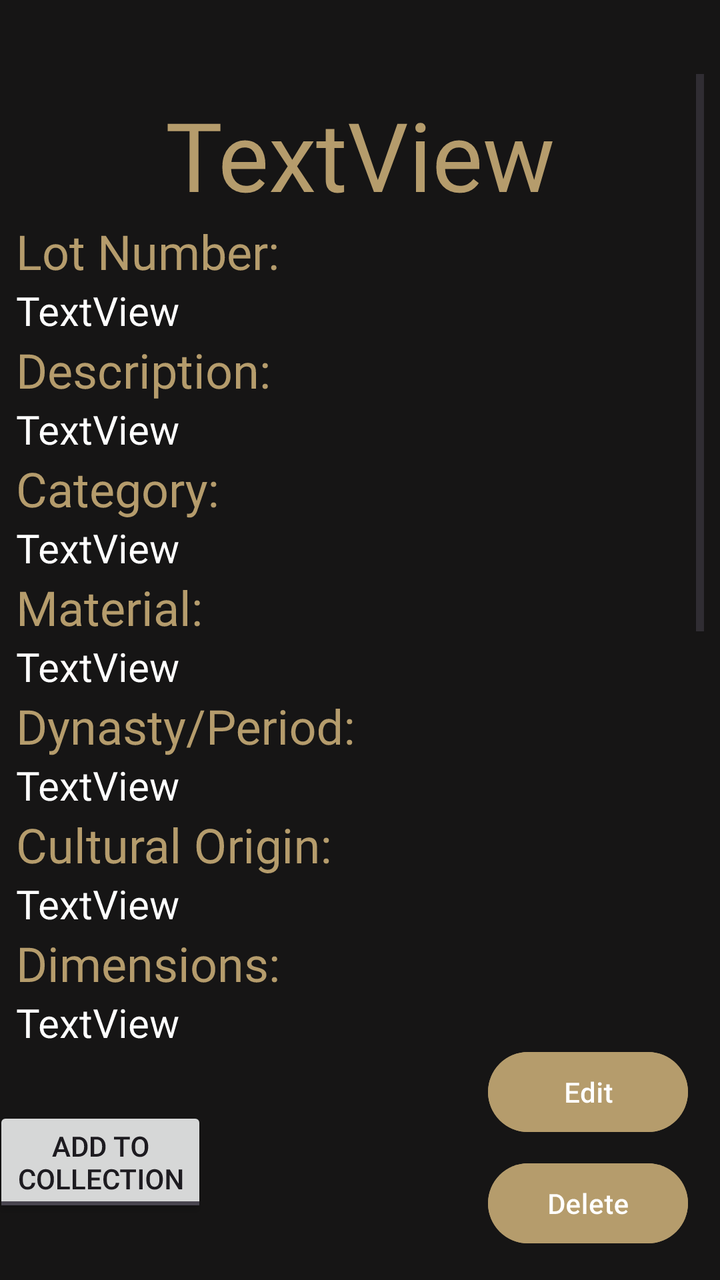
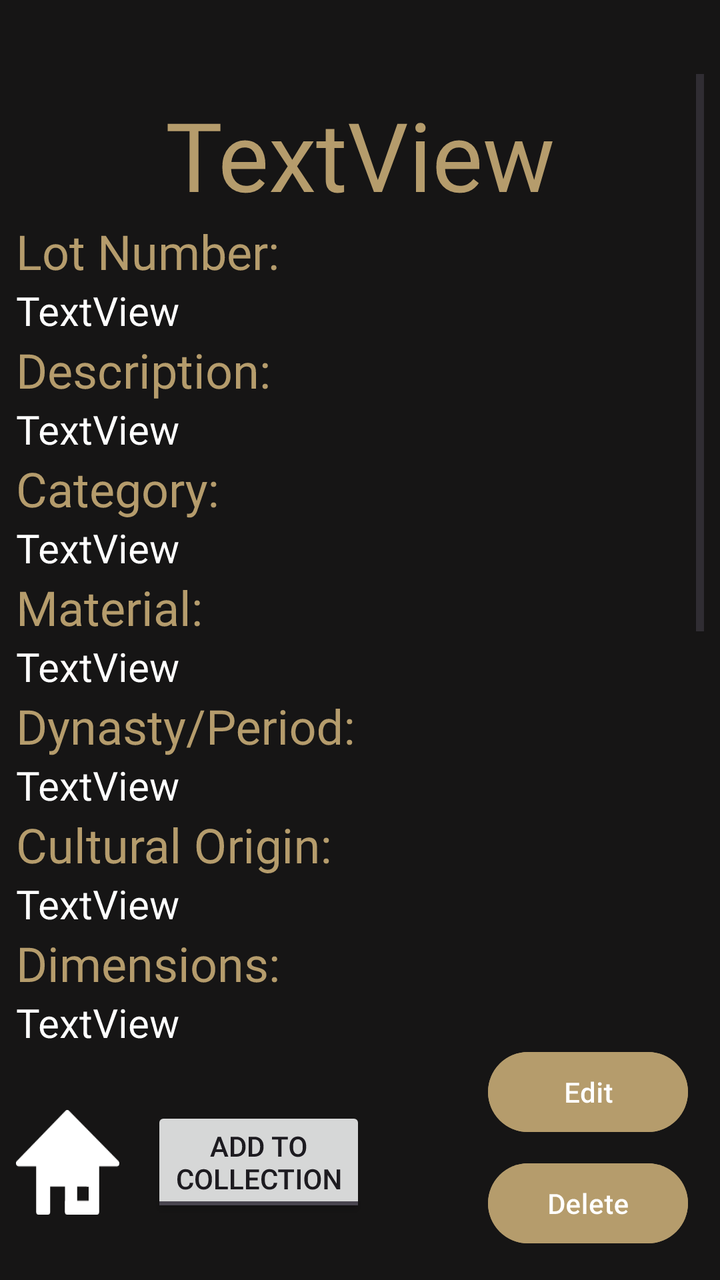

Screens rendered from an Android XML layout before and after an edit, with the pre-edit source and the edit as a unified diff.
<!-- AndroidManifest.xml: application theme Theme.B07DemoSummer2024 -->
<!-- res/layout/fragment_expanded_artifact_view.xml -->
<?xml version="1.0" encoding="utf-8"?>
<androidx.constraintlayout.widget.ConstraintLayout xmlns:android="http://schemas.android.com/apk/res/android"
    xmlns:app="http://schemas.android.com/apk/res-auto"
    xmlns:tools="http://schemas.android.com/tools"
    android:layout_width="match_parent"
    android:layout_height="match_parent"
    android:background="@color/softblack"
    android:rotationX="360"
    android:scaleX="1">

    <Button
        android:id="@+id/button"
        android:layout_width="100dp"
        android:layout_height="48dp"
        android:layout_marginEnd="16dp"
        android:layout_marginBottom="7dp"
        android:backgroundTint="@color/lightgold"
        android:text="Delete"
        android:textColorLink="#9B0808"
        app:layout_constraintBottom_toBottomOf="parent"
        app:layout_constraintEnd_toEndOf="parent"
        app:layout_constraintTop_toBottomOf="@+id/button2" />

    <Button
        android:id="@+id/button2"
        android:layout_width="100dp"
        android:layout_height="48dp"
        android:layout_marginEnd="16dp"
        android:layout_marginBottom="70dp"
        android:backgroundTint="@color/lightgold"
        android:text="Edit"
        android:textColorLink="#A4680F"
        app:layout_constraintBottom_toBottomOf="parent"
        app:layout_constraintEnd_toEndOf="parent" />

    <ScrollView
        android:id="@+id/scrollView3"
        android:layout_width="0dp"
        android:layout_height="0dp"
        android:layout_marginStart="8dp"
        android:layout_marginTop="37dp"
        android:layout_marginEnd="8dp"
        app:layout_constraintBottom_toTopOf="@+id/button2"
        app:layout_constraintEnd_toEndOf="parent"
        app:layout_constraintHorizontal_bias="0.53"
        app:layout_constraintStart_toStartOf="parent"
        app:layout_constraintTop_toTopOf="parent">

        <LinearLayout
            android:id="@+id/linearLayout2"
            android:layout_width="match_parent"
            android:layout_height="wrap_content"
            android:orientation="vertical">

            <ImageView
                android:id="@+id/imageView5"
                android:layout_width="match_parent"
                android:layout_height="wrap_content"
                android:layout_marginTop="8dp"
                android:adjustViewBounds="false" />

            <TextView
                android:id="@+id/name"
                android:layout_width="match_parent"
                android:layout_height="wrap_content"
                android:text="TextView"
                android:textAlignment="center"
                android:textColor="@color/lightgold"
                android:textSize="48sp" />

            <TextView
                android:id="@+id/textView2"
                android:layout_width="match_parent"
                android:layout_height="wrap_content"
                android:text="Lot Number:"
                android:textColor="@color/lightgold"
                android:textSize="24sp" />

            <TextView
                android:id="@+id/Lotnum"
                android:layout_width="match_parent"
                android:layout_height="wrap_content"
                android:text="TextView"
                android:textColor="@color/white"
                android:textSize="20sp" />

            <TextView
                android:id="@+id/textView5"
                android:layout_width="match_parent"
                android:layout_height="wrap_content"
                android:text="Description:"
                android:textColor="@color/lightgold"
                android:textSize="24sp" />

            <TextView
                android:id="@+id/description"
                android:layout_width="match_parent"
                android:layout_height="wrap_content"
                android:text="TextView"
                android:textColor="@color/white"
                android:textSize="20sp" />

            <TextView
                android:id="@+id/textView6"
                android:layout_width="match_parent"
                android:layout_height="wrap_content"
                android:text="Category:"
                android:textColor="@color/lightgold"
                android:textSize="24sp" />

            <TextView
                android:id="@+id/category"
                android:layout_width="match_parent"
                android:layout_height="wrap_content"
                android:text="TextView"
                android:textColor="@color/white"
                android:textSize="20sp" />

            <TextView
                android:id="@+id/textView7"
                android:layout_width="match_parent"
                android:layout_height="wrap_content"
                android:text="Material:"
                android:textColor="@color/lightgold"
                android:textSize="24sp" />

            <TextView
                android:id="@+id/material"
                android:layout_width="match_parent"
                android:layout_height="wrap_content"
                android:text="TextView"
                android:textColor="@color/white"
                android:textSize="20sp" />

            <TextView
                android:id="@+id/textView8"
                android:layout_width="match_parent"
                android:layout_height="wrap_content"
                android:text="Dynasty/Period:"
                android:textColor="@color/lightgold"
                android:textSize="24sp" />

            <TextView
                android:id="@+id/dynastyPeriod"
                android:layout_width="match_parent"
                android:layout_height="wrap_content"
                android:text="TextView"
                android:textColor="@color/white"
                android:textSize="20sp" />

            <TextView
                android:id="@+id/textView9"
                android:layout_width="match_parent"
                android:layout_height="wrap_content"
                android:text="Cultural Origin:"
                android:textColor="@color/lightgold"
                android:textSize="24sp" />

            <TextView
                android:id="@+id/culturalOrigin"
                android:layout_width="match_parent"
                android:layout_height="wrap_content"
                android:text="TextView"
                android:textColor="@color/white"
                android:textSize="20sp" />

            <TextView
                android:id="@+id/textView10"
                android:layout_width="match_parent"
                android:layout_height="wrap_content"
                android:text="Dimensions:"
                android:textColor="@color/lightgold"
                android:textSize="24sp" />

            <TextView
                android:id="@+id/dimensions"
                android:layout_width="match_parent"
                android:layout_height="wrap_content"
                android:text="TextView"
                android:textColor="@color/white"
                android:textSize="20sp" />

            <TextView
                android:id="@+id/textView11"
                android:layout_width="match_parent"
                android:layout_height="wrap_content"
                android:text="Condition:"
                android:textColor="@color/lightgold"
                android:textSize="24sp" />

            <TextView
                android:id="@+id/conditionReport"
                android:layout_width="match_parent"
                android:layout_height="wrap_content"
                android:text="TextView"
                android:textColor="@color/white"
                android:textSize="20sp" />

            <TextView
                android:id="@+id/textView12"
                android:layout_width="match_parent"
                android:layout_height="wrap_content"
                android:text="Current Location:"
                android:textColor="@color/lightgold"
                android:textSize="24sp" />

            <TextView
                android:id="@+id/currentLocation"
                android:layout_width="match_parent"
                android:layout_height="wrap_content"
                android:text="TextView"
                android:textColor="@color/white"
                android:textSize="20sp" />

            <TextView
                android:id="@+id/textView13"
                android:layout_width="match_parent"
                android:layout_height="wrap_content"
                android:text="Aquisistion Method:"
                android:textColor="@color/lightgold"
                android:textSize="24sp" />

            <TextView
                android:id="@+id/acquisitionMethod"
                android:layout_width="match_parent"
                android:layout_height="wrap_content"
                android:text="TextView"
                android:textColor="@color/white"
                android:textSize="20sp" />

            <TextView
                android:id="@+id/textView14"
                android:layout_width="match_parent"
                android:layout_height="wrap_content"
                android:text="Provenance: "
                android:textColor="@color/lightgold"
                android:textSize="24sp" />

            <TextView
                android:id="@+id/provenance"
                android:layout_width="match_parent"
                android:layout_height="wrap_content"
                android:text="TextView"
                android:textColor="@color/white"
                android:textSize="20sp" />

            <TextView
                android:id="@+id/textView15"
                android:layout_width="match_parent"
                android:layout_height="wrap_content"
                android:textSize="24sp"
                android:text="Accession Number:" />

            <TextView
                android:id="@+id/accessionNumber"
                android:layout_width="match_parent"
                android:layout_height="wrap_content"
                android:text="TextView"
                android:textColor="@color/white"
                android:textSize="20sp" />

            <TextView
                android:id="@+id/textView16"
                android:layout_width="match_parent"
                android:layout_height="wrap_content"
                android:textSize="24sp"
                android:text="Notes: " />

            <TextView
                android:id="@+id/notes"
                android:layout_width="match_parent"
                android:layout_height="wrap_content"
                android:text="TextView"
                android:textColor="@color/white"
                android:textSize="20sp" />

            <androidx.recyclerview.widget.RecyclerView
                android:id="@+id/relatedArtifactsList"
                android:layout_width="match_parent"
                android:layout_height="wrap_content"
                android:layoutDirection="ltr"
                android:scrollIndicators="bottom"
                android:scrollbars="horizontal" />


        </LinearLayout>
    </ScrollView>

    <ToggleButton
        android:id="@+id/saveArtifactToggle"
        android:layout_width="wrap_content"
        android:layout_height="wrap_content"
        android:layout_marginStart="16dp"
        android:layout_marginEnd="160dp"
        android:allowUndo="false"
        android:checked="false"
        android:clickable="true"
        android:focusable="true"
        android:lines="2"
        android:textOff="Add to\nCollection"
        android:textOn="Remove from\nCollection"
        app:layout_constraintBottom_toBottomOf="parent"
        app:layout_constraintEnd_toStartOf="@+id/button"
        app:layout_constraintStart_toStartOf="parent"
        app:layout_constraintTop_toBottomOf="@+id/scrollView3" />

</androidx.constraintlayout.widget.ConstraintLayout>
<!-- resources referenced by this layout -->
<resources>
  <color name="lightgold">#B59C6C</color>
  <color name="softblack">#161515</color>
  <color name="white">#FFFFFFFF</color>
  <style name="Theme.B07DemoSummer2024" parent="Base.Theme.B07DemoSummer2024" />
  <style name="Base.Theme.B07DemoSummer2024" parent="Theme.Material3.DayNight.NoActionBar">
          
          
          <item name="android:statusBarColor">@color/softblack</item>
          <item name="android:navigationBarColor">@color/softblack</item>
      </style>
</resources>

<!-- the commit's change to res/layout/fragment_expanded_artifact_view.xml (unified diff, before → after) -->
@@ -248,8 +248,8 @@
                 android:id="@+id/textView15"
                 android:layout_width="match_parent"
                 android:layout_height="wrap_content"
-                android:textSize="24sp"
-                android:text="Accession Number:" />
+                android:text="Accession Number:"
+                android:textSize="24sp" />
 
             <TextView
                 android:id="@+id/accessionNumber"
@@ -263,8 +263,8 @@
                 android:id="@+id/textView16"
                 android:layout_width="match_parent"
                 android:layout_height="wrap_content"
-                android:textSize="24sp"
-                android:text="Notes: " />
+                android:text="Notes: "
+                android:textSize="24sp" />
 
             <TextView
                 android:id="@+id/notes"
@@ -291,7 +291,6 @@
         android:layout_width="wrap_content"
         android:layout_height="wrap_content"
         android:layout_marginStart="16dp"
-        android:layout_marginEnd="160dp"
         android:allowUndo="false"
         android:checked="false"
         android:clickable="true"
@@ -300,8 +299,22 @@
         android:textOff="Add to\nCollection"
         android:textOn="Remove from\nCollection"
         app:layout_constraintBottom_toBottomOf="parent"
-        app:layout_constraintEnd_toStartOf="@+id/button"
+        app:layout_constraintStart_toEndOf="@+id/expandedViewHomeButton"
+        app:layout_constraintTop_toBottomOf="@+id/scrollView3" />
+
+    <ImageButton
+        android:id="@+id/expandedViewHomeButton"
+        android:layout_width="wrap_content"
+        android:layout_height="wrap_content"
+        android:layout_marginStart="8dp"
+        android:background="#00FFFFFF"
+        android:clickable="true"
+        android:contentDescription="@string/home_icon_speakable_text"
+        android:focusable="true"
+        android:scaleY="1.2"
+        app:layout_constraintBottom_toBottomOf="parent"
         app:layout_constraintStart_toStartOf="parent"
-        app:layout_constraintTop_toBottomOf="@+id/scrollView3" />
+        app:layout_constraintTop_toBottomOf="@+id/scrollView3"
+        app:srcCompat="@drawable/home_icon" />
 
 </androidx.constraintlayout.widget.ConstraintLayout>
<!-- resource entries referenced after the edit -->
@@ -3,6 +3,21 @@
   <color name="lightgold">#B59C6C</color>
   <color name="softblack">#161515</color>
   <color name="white">#FFFFFFFF</color>
+  <!-- drawable home_icon (drawable) -->
+  <vector xmlns:android="http://schemas.android.com/apk/res/android"
+      android:width="51.608dp"
+      android:height="43.777dp"
+      android:viewportWidth="51.608"
+      android:viewportHeight="43.777">
+    <path
+        android:pathData="M25.615,1.25 L1.25,22.29l10.066,0.005v20.232h4.522V30.722h9.891l11.775,0.083v8.362h-8.179v-8.362l-3.596,-0.083 -0.077,11.805h14.641v-20.232l10.066,0.005z"
+        android:strokeLineJoin="round"
+        android:strokeWidth="2.5"
+        android:fillColor="#ffffff"
+        android:strokeColor="#ffffff"
+        android:strokeLineCap="round"/>
+  </vector>
+  <string name="home_icon_speakable_text">Return Home</string>
   <style name="Theme.B07DemoSummer2024" parent="Base.Theme.B07DemoSummer2024" />
   <style name="Base.Theme.B07DemoSummer2024" parent="Theme.Material3.DayNight.NoActionBar">
           
